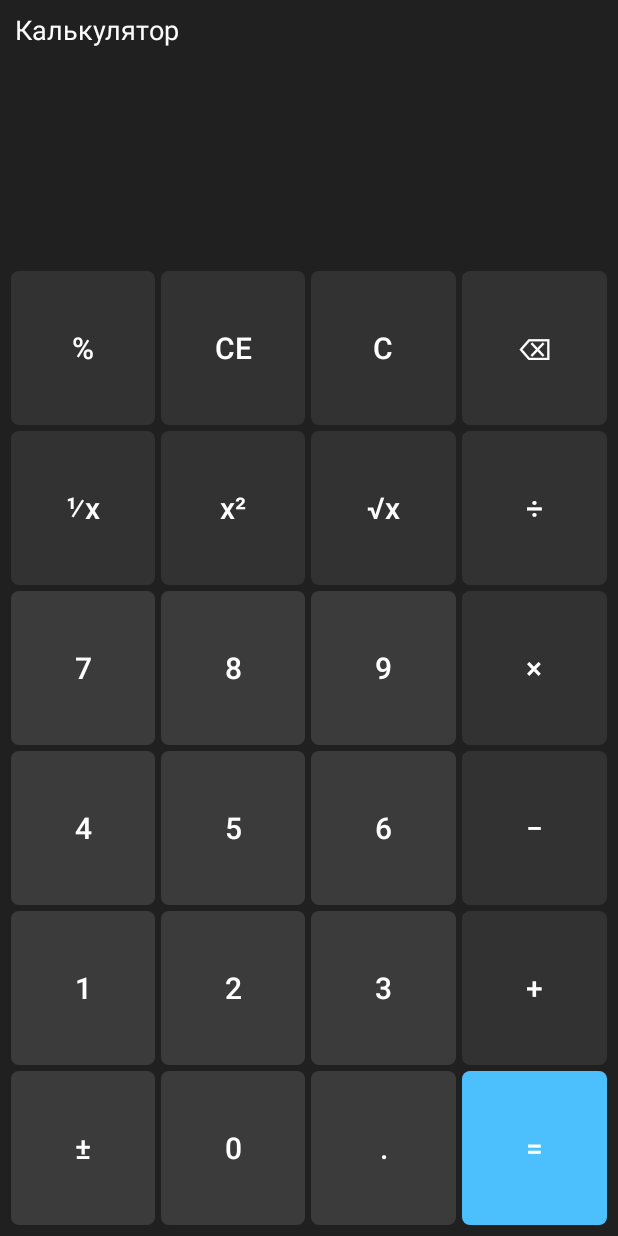
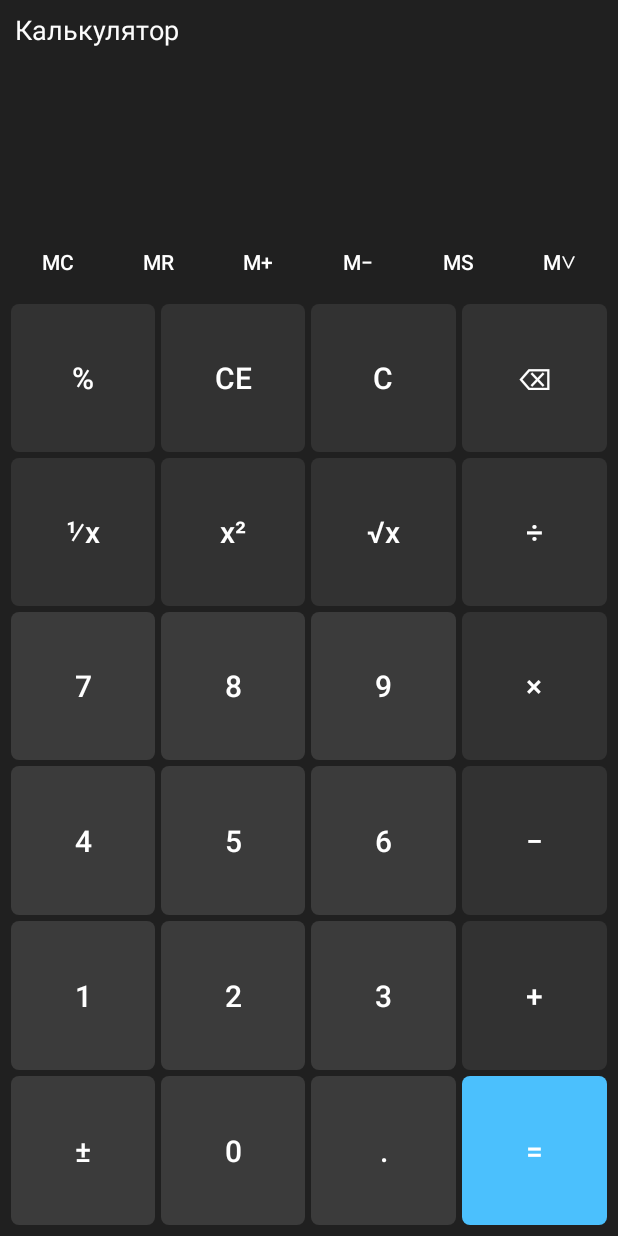
Before and after one commit to Babchinsky/Android-213, an Android app: the CalcActivity screen opened directly, with no data from a screen before it, on a phone screen of 412 x 824 dp. Run offline under Robolectric (Android 15) with nearby library versions, the phone set to English and light mode, and no system bars.

Commit message:
Homework 2

```diff
--- a/app/src/main/res/layout/activity_calc.xml
+++ b/app/src/main/res/layout/activity_calc.xml
@@ -47,15 +47,48 @@
         tools:text="777" />
 
     <!--отступ-->
-    <View
-        android:layout_width="match_parent"
-        android:layout_height="30dp"/>
+    <!--    <View-->
+    <!--        android:layout_width="match_parent"-->
+    <!--        android:layout_height="30dp"/>-->
 
     <LinearLayout
         android:layout_width="match_parent"
         android:layout_height="match_parent"
         android:orientation="vertical"
         android:layout_margin="5dp">
+
+        <LinearLayout
+            style="@style/calc_row_memory_btn">
+            <Button
+                android:id="@+id/calc_btn_memory_clear"
+                style="@style/calc_btn_memory"
+                android:text="@string/calc_btn_memory_clear" />
+
+            <Button
+                android:id="@+id/calc_btn_memory_recall"
+                style="@style/calc_btn_memory"
+                android:text="@string/calc_btn_memory_recall" />
+
+            <Button
+                android:id="@+id/calc_btn_memory_plus"
+                style="@style/calc_btn_memory"
+                android:text="@string/calc_btn_memory_plus" />
+
+            <Button
+                android:id="@+id/calc_btn_memory_minus"
+                style="@style/calc_btn_memory"
+                android:text="@string/calc_btn_memory_minus" />
+
+            <Button
+                android:id="@+id/calc_btn_memory_store"
+                style="@style/calc_btn_memory"
+                android:text="@string/calc_btn_memory_store" />
+
+            <Button
+                android:id="@+id/calc_btn_memory_dropdown"
+                style="@style/calc_btn_memory"
+                android:text="@string/calc_btn_memory_dropdown" />
+        </LinearLayout>
 
         <LinearLayout
             style="@style/calc_row_btn">
--- a/app/src/main/res/values/strings.xml
+++ b/app/src/main/res/values/strings.xml
@@ -29,4 +29,11 @@
     <string name="calc_btn_equal">=</string>
     <string name="calc_btn_dot">.</string>
     <string name="calc_btn_pm">±</string>
+
+    <string name="calc_btn_memory_clear">MC</string>  <!-- Очистить память -->
+    <string name="calc_btn_memory_recall">MR</string>  <!-- Вызвать значение из памяти -->
+    <string name="calc_btn_memory_plus">M+</string>  <!-- Добавить к значению в памяти -->
+    <string name="calc_btn_memory_minus">M−</string>  <!-- Вычесть из значения в памяти -->
+    <string name="calc_btn_memory_store">MS</string>  <!-- Сохранить в память -->
+    <string name="calc_btn_memory_dropdown">M∨</string>  <!-- Выпадающий список памяти -->
 </resources>
--- a/app/src/main/res/values/styles.xml
+++ b/app/src/main/res/values/styles.xml
@@ -7,6 +7,12 @@
         <item name="android:layout_margin">2dp</item>
         <item name="android:textSize">20sp</item>
         <item name="backgroundTint">@null</item>
+    </style>
+
+    <style name="calc_btn_memory" parent="calc_btn">
+        <item name="android:padding">0dp</item>
+        <item name="android:background">@android:color/transparent</item>
+        <item name="android:textSize">14sp</item>
     </style>
 
     <style name="calc_btn_func" parent="calc_btn">
@@ -28,10 +34,8 @@
         <item name="android:orientation">horizontal</item>
     </style>
 
-
+    <style name="calc_row_memory_btn">
+        <item name="android:layout_width">match_parent</item>
+        <item name="android:layout_height">wrap_content</item>
+    </style>
 </resources>
-<!--    android:layout_width="wrap_content"-->
-<!--    android:layout_height="wrap_content"-->
-<!--    android:layout_margin="2dp"-->
-<!--    android:background="@drawable/calc_btn_func"-->
-<!--    android:backgroundTint="@null"-->
```
